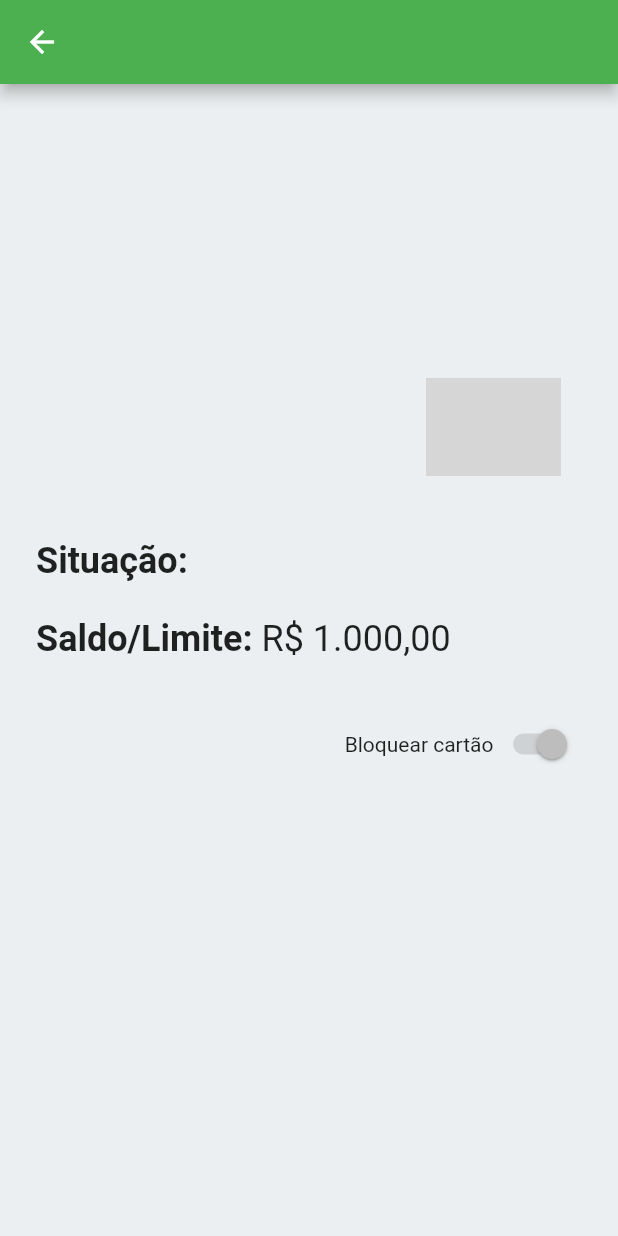
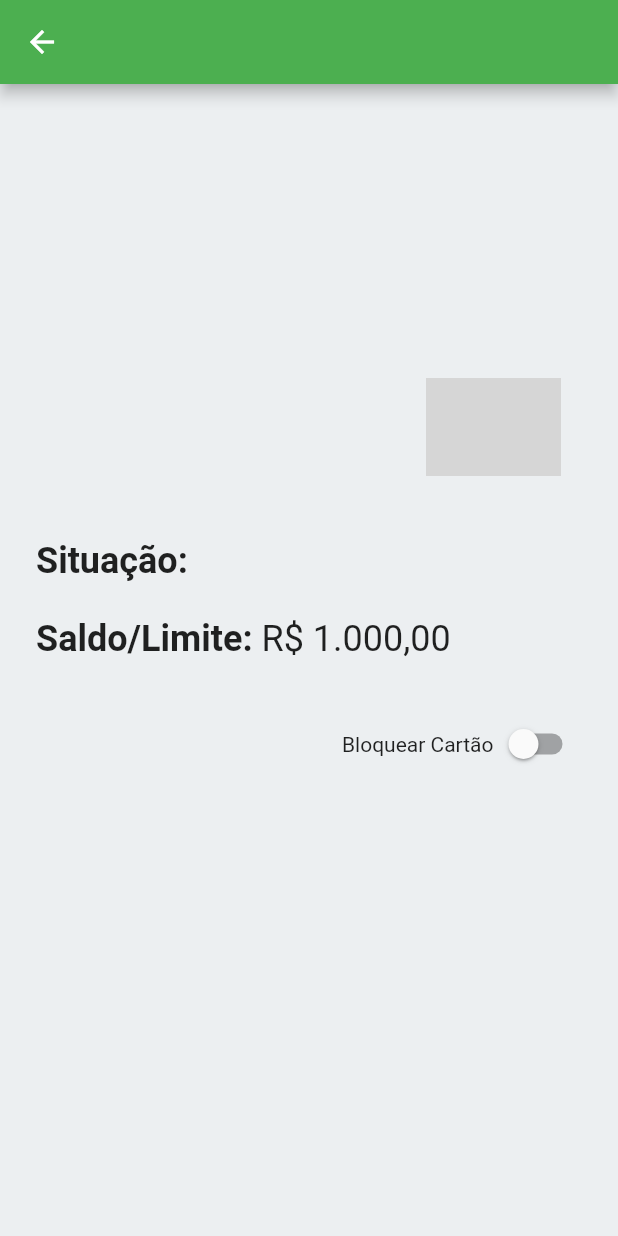
Before and after one commit to mmachadofe/mvp-flutter, a Flutter app: the CardsDetailsPage screen opened directly with empty values, on a phone screen of 412 x 824 dp. Run offline on Flutter 3.47's test engine with Material 2 defaults, Android fonts, the phone set to English and light mode, and no system bars; our stand-ins replace dio, retrofit; generated files the repository leaves out were written again; network calls fail; grey boxes are pictures that could not be loaded.

Commit message:
Implementando Switch widget

```diff
--- a/lib/cards/ui_components/card_details_item.dart
+++ b/lib/cards/ui_components/card_details_item.dart
@@ -1,15 +1,24 @@
 import 'package:flutter/cupertino.dart';
 import 'package:flutter/material.dart';
 import 'package:mvp_flutter/cards/provider/card_response_vo.dart';
+import 'package:mvp_flutter/core/strings/strings_resource.dart';
 import 'package:mvp_flutter/core/utilities.dart';
 
-class CardDetailsItem extends StatelessWidget {
+class CardDetailsItem extends StatefulWidget {
   final CardResponseVO card;
 
   CardDetailsItem(this.card);
 
   @override
+  _CardDetailsItem createState() => _CardDetailsItem();
+}
+
+class _CardDetailsItem extends State<CardDetailsItem> {
+  bool isSwitched = false;
+
+  @override
   Widget build(BuildContext context) {
+
     return Container(
       padding: EdgeInsets.symmetric(vertical: 32, horizontal: 24),
       child: Column(
@@ -20,7 +29,7 @@ class CardDetailsItem extends StatelessWidget {
             width: double.infinity,
             padding: EdgeInsets.fromLTRB(14, 70, 14, 11),
             decoration: BoxDecoration(
-              color: HexColor.fromHex(card.layoutAttrs.bgColor),
+              color: HexColor.fromHex(widget.card.layoutAttrs.bgColor),
               shape: BoxShape.rectangle,
               borderRadius: BorderRadius.circular(12),
             ),
@@ -28,15 +37,15 @@ class CardDetailsItem extends StatelessWidget {
               mainAxisAlignment: MainAxisAlignment.spaceBetween,
               children: [
                 Text(
-                  "**** **** **** ${card.lastDigits}",
+                  "${ResourceStrings.CARD_NUMBER} ${widget.card.lastDigits}",
                   style: TextStyle(
                     fontSize: 24,
-                    color: HexColor.fromHex(card.layoutAttrs.titleColor),
+                    color: HexColor.fromHex(widget.card.layoutAttrs.titleColor),
                   ),
                 ),
                 Align(
                   alignment: Alignment.bottomRight,
-                  child: Image.network(card.cardBrand, width: 90, height: 65),
+                  child: Image.network(widget.card.cardBrand, width: 90, height: 65),
                 )
               ],
             ),
@@ -47,11 +56,11 @@ class CardDetailsItem extends StatelessWidget {
           Row(
             children: [
               Text(
-                "Situação: ",
+                ResourceStrings.label_situation,
                 style: TextStyle(fontSize: 24, fontWeight: FontWeight.bold),
               ),
               Text(
-                card.description,
+                widget.card.description,
                 style: TextStyle(fontSize: 24),
               ),
             ],
@@ -62,7 +71,7 @@ class CardDetailsItem extends StatelessWidget {
           Row(
             children: [
               Text(
-                "Saldo/Limite: ",
+                ResourceStrings.label_limit,
                 style: TextStyle(fontSize: 24, fontWeight: FontWeight.bold),
               ),
               Text(
@@ -77,8 +86,17 @@ class CardDetailsItem extends StatelessWidget {
           Row(
             mainAxisAlignment: MainAxisAlignment.end,
             children: [
-              Text("Bloquear cartão"),
-              Switch(value: true, onChanged: null)
+              Text(ResourceStrings.title_switch_block),
+              Switch(
+                value: isSwitched,
+                onChanged: (value) {
+                  setState(() {
+                    isSwitched = value;
+                  });
+                },
+                activeTrackColor: Colors.lightGreen[200],
+                activeColor: Colors.green,
+              )
             ],
           )
         ],
--- a/lib/core/strings/strings_resource.dart
+++ b/lib/core/strings/strings_resource.dart
@@ -1,8 +1,11 @@
 class ResourceStrings {
   static const String title_main = "Cartões";
-
+  static const String title_switch_block = "Bloquear Cartão";
+  static const String label_situation = "Situação: ";
+  static const String label_limit = "Saldo/Limite: ";
   static const String bottom_navigation_item1 = "Início";
   static const String bottom_navigation_item2 = "Extrato";
   static const String bottom_navigation_item3 = "Vendas";
   static const String bottom_navigation_item4 = "Cartões";
+  static const String CARD_NUMBER = "**** **** ****";
 }
```
